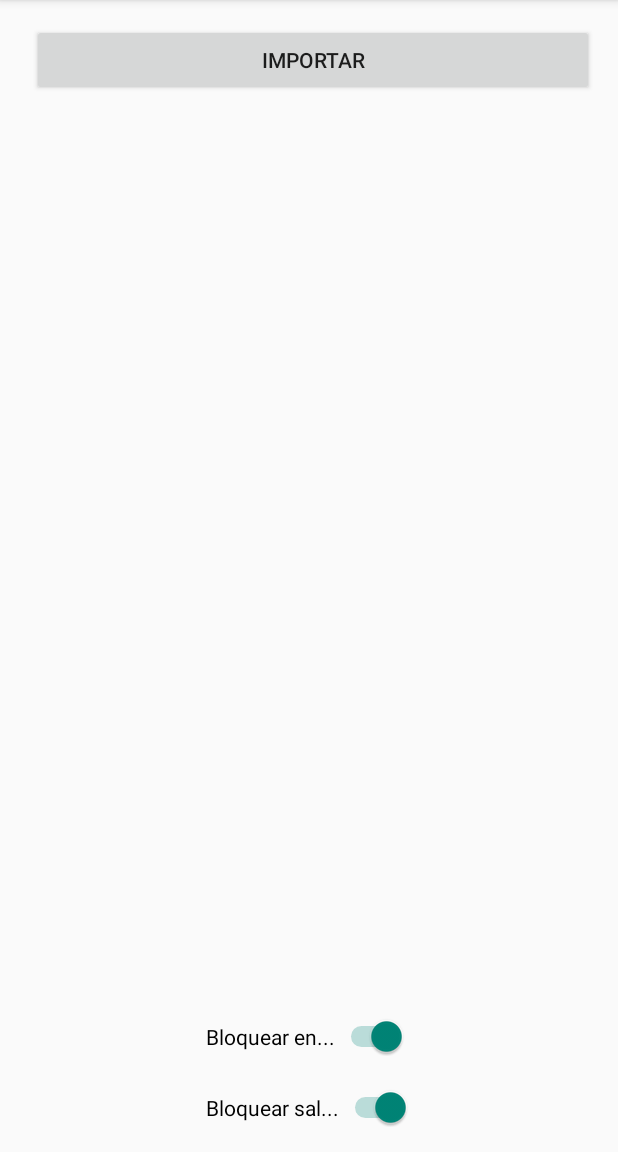
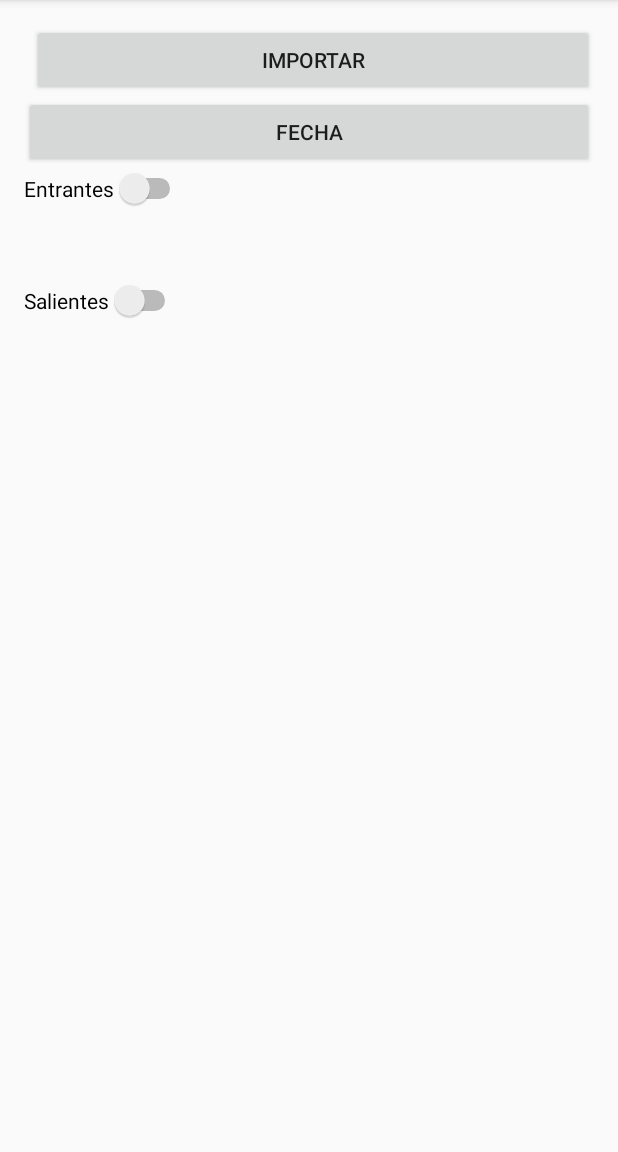
Before and after one commit to DiegoOcampo/MrBlockPI1, an Android app: the screen it shows after launch (MainActivity), on a phone screen of 412 x 824 dp, the part 84-1236 px from its top. Run offline under Robolectric (Android 15) with nearby library versions, the phone set to English and light mode, and no system bars.

```diff
--- a/Mr.Block/app/src/main/java/co/edu/eafit/mrblock/BlockOutgoingCallReceiver.java
+++ b/Mr.Block/app/src/main/java/co/edu/eafit/mrblock/Controladores/BlockOutgoingCallReceiver.java
@@ -1,4 +1,4 @@
-package co.edu.eafit.mrblock;
+package co.edu.eafit.mrblock.Controladores;
 
 import android.content.BroadcastReceiver;
 import android.content.Context;
--- a/Mr.Block/app/src/main/java/co/edu/eafit/mrblock/BlockcallReceiver.java
+++ b/Mr.Block/app/src/main/java/co/edu/eafit/mrblock/Controladores/BlockcallReceiver.java
@@ -1,4 +1,4 @@
-package co.edu.eafit.mrblock;
+package co.edu.eafit.mrblock.Controladores;
 
 /**
  * Created by juan on 13/09/15.
@@ -9,6 +9,9 @@ import android.content.Context;
 import android.content.Intent;
 import android.os.Bundle;
 import android.telephony.TelephonyManager;
+
+import co.edu.eafit.mrblock.Entidades.Contact;
+import co.edu.eafit.mrblock.SingletonContact;
 
 public class BlockcallReceiver extends BroadcastReceiver {
 
--- a/Mr.Block/app/src/main/java/co/edu/eafit/mrblock/MainActivity.java
+++ b/Mr.Block/app/src/main/java/co/edu/eafit/mrblock/Controladores/MainActivity.java
@@ -1,9 +1,19 @@
-package co.edu.eafit.mrblock;
+package co.edu.eafit.mrblock.Controladores;
 
+import android.app.AlarmManager;
+import android.app.Fragment;
+import android.app.FragmentManager;
+import android.app.PendingIntent;
+import android.app.TimePickerDialog;
+import android.content.ContentValues;
+import android.content.Context;
+import android.content.DialogInterface;
 import android.content.Intent;
 import android.database.Cursor;
 import android.net.Uri;
+import android.provider.CalendarContract;
 import android.provider.ContactsContract;
+import android.support.v4.widget.DrawerLayout;
 import android.support.v7.app.AppCompatActivity;
 import android.os.Bundle;
 import android.util.Log;
@@ -16,29 +26,74 @@ import android.widget.Button;
 import android.widget.CompoundButton;
 import android.widget.ListView;
 import android.widget.Switch;
+import android.widget.TextView;
+import android.widget.TimePicker;
 import android.widget.Toast;
 
 import java.util.ArrayList;
+import java.util.Calendar;
+import java.util.GregorianCalendar;
+
+import co.edu.eafit.mrblock.ContactDbHelper;
+import co.edu.eafit.mrblock.Entidades.Contact;
+import co.edu.eafit.mrblock.R;
+import co.edu.eafit.mrblock.SingletonContact;
 //parse
 //
 
 
 public class MainActivity extends AppCompatActivity {
-    ListView listView;
+    ListView listView, listDrawer;
     public static final int PICK_CONTACT    = 1;
     private Button btnContacts;
+    String [] items = {"Bloqueados S", "Bloqueados E"};
     public static ArrayList<String> Bloqueados= new ArrayList<String>();
-    ArrayAdapter<String> adapter;
+    ArrayAdapter<String> adapter, adapterItems;
     public static boolean check = false, check2=false;
-    //TextView textDetail;
+    ArrayList<String> contacts = new ArrayList<String>();
+    ContactDbHelper contactDbHelper;
+    private DrawerLayout mDrawerLayout;
+
+
+    Button buttonstartSetDialog;
+
+
+
+
     @Override
     protected void onCreate(Bundle savedInstanceState) {
         super.onCreate(savedInstanceState);
         setContentView(R.layout.activity_main);
+        listDrawer = (ListView) findViewById(R.id.left_drawer);
         listView = (ListView) findViewById(R.id.listView);
+        mDrawerLayout = (DrawerLayout) findViewById(R.id.drawer_layout);
+
+        contactDbHelper = new ContactDbHelper(getApplicationContext());
+        contacts = contactDbHelper.getAllContact();
+
+        adapterItems = new ArrayAdapter<String>(this,android.R.layout.simple_list_item_1,items);
         adapter = new ArrayAdapter<String>(this,android.R.layout.simple_list_item_1, Bloqueados);
+
         listView.setAdapter(adapter);
+        listDrawer.setAdapter(adapterItems);
+
+        listDrawer.setOnItemClickListener(new DrawerItemClickListener());
         btnContacts = (Button) findViewById(R.id.btn_contacts);
+
+
+
+        buttonstartSetDialog = (Button) findViewById(R.id.startAlaram);
+        buttonstartSetDialog.setOnClickListener(new View.OnClickListener() {
+            @Override
+            public void onClick(View v) {
+
+                Intent i = new Intent(getBaseContext(), Alarm.class);
+                startActivity(i);
+            }
+        });
+
+
+
         btnContacts.setOnClickListener(new View.OnClickListener() {
             @Override
             public void onClick(View arg0) {
@@ -54,7 +109,12 @@ public class MainActivity extends AppCompatActivity {
             public void onItemClick(AdapterView<?> parent, View view, int position, long id) {
                 Bloqueados.remove(position);
                 SingletonContact singletonContact = SingletonContact.getInstance();
+                Contact contact = singletonContact.getAtIndex(position);
+
+                contacts.remove(position);
+                contactDbHelper.delete(contact);
                 singletonContact.deleteContact(position);
+
                 adapter.notifyDataSetChanged();
             }
         });
@@ -94,13 +154,22 @@ public class MainActivity extends AppCompatActivity {
                     if (c != null && c.moveToFirst()) {
                         String name = c.getString(0);
                         String number = c.getString(1).replaceAll(" ", "");
-                        Contact contact = new Contact();
-                        contact.setName(name);
-                        contact.setNumber(number);
+                        Contact contact = new Contact(number,name);
+
+
+
+
+
+
                         SingletonContact sincontact = SingletonContact.getInstance();
                         sincontact.addContact(contact);
+
+                        contactDbHelper.addContact(contact);
+
+                        contacts.add(contact.getContact());
                         Bloqueados.add(contact.getContact());
                         adapter.notifyDataSetChanged();
+
                     }
                 } finally {
                     if (c != null) {
@@ -132,4 +201,24 @@ public class MainActivity extends AppCompatActivity {
         }
         return super.onOptionsItemSelected(item);
     }
+
+    public void selectItem(int position) {
+
+        listDrawer.setItemChecked(position, true);
+        if(items[position].equals(items[1])){
+            // user BoD suggests using Intent.ACTION_PICK instead of .ACTION_GET_CONTENT to avoid the chooser
+            Intent intent = new Intent(Intent.ACTION_GET_CONTENT);
+            // BoD con't: CONTENT_TYPE instead of CONTENT_ITEM_TYPE
+            intent.setType(ContactsContract.CommonDataKinds.Phone.CONTENT_ITEM_TYPE);
+            startActivityForResult(intent, 1);
+        }
+        mDrawerLayout.closeDrawer(listDrawer);
+    }
+    private class DrawerItemClickListener implements ListView.OnItemClickListener {
+        @Override
+        public void onItemClick(AdapterView parent, View view, int position, long id) {
+            selectItem(position);
+        }
+
+    }
 }
--- a/Mr.Block/app/src/main/java/co/edu/eafit/mrblock/SingletonContact.java
+++ b/Mr.Block/app/src/main/java/co/edu/eafit/mrblock/SingletonContact.java
@@ -1,6 +1,8 @@
 package co.edu.eafit.mrblock;
 
 import java.util.ArrayList;
+
+import co.edu.eafit.mrblock.Entidades.Contact;
 
 /**
  * Created by juan on 19/09/15.
--- a/Mr.Block/app/src/main/res/layout/activity_main.xml
+++ b/Mr.Block/app/src/main/res/layout/activity_main.xml
@@ -1,10 +1,17 @@
-<RelativeLayout xmlns:android="http://schemas.android.com/apk/res/android"
+<android.support.v4.widget.DrawerLayout
+    xmlns:android="http://schemas.android.com/apk/res/android"
+    android:id="@+id/drawer_layout"
+    android:layout_width="match_parent"
+    android:layout_height="match_parent">
+
+<LinearLayout xmlns:android="http://schemas.android.com/apk/res/android"
     xmlns:tools="http://schemas.android.com/tools" android:layout_width="match_parent"
     android:layout_height="match_parent" android:paddingLeft="@dimen/activity_horizontal_margin"
     android:paddingRight="@dimen/activity_horizontal_margin"
     android:paddingTop="@dimen/activity_vertical_margin"
     android:paddingBottom="@dimen/activity_vertical_margin" tools:context=".MainActivity"
-    android:id="@+id/text">
+    android:id="@+id/text"
+    android:orientation="vertical">
 
     <Button
         android:id="@+id/btn_contacts"
@@ -21,12 +28,23 @@
         android:layout_below="@+id/btn_contacts"
         android:layout_above="@+id/switch1" />
 
+    <Button
+        android:id="@+id/startAlaram"
+        android:layout_width="fill_parent"
+        android:layout_height="wrap_content"
+        android:text="Fecha"
+        android:layout_alignTop="@+id/listView"
+        android:layout_alignLeft="@+id/btn_contacts"
+        android:layout_alignStart="@+id/btn_contacts" />
+
+
+
     <Switch
         android:layout_width="wrap_content"
         android:layout_height="wrap_content"
-        android:text="Bloquear en..."
+        android:text="Entrantes"
         android:id="@+id/switch1"
-        android:checked="true"
+        android:checked="false"
         android:layout_alignParentBottom="true"
         android:layout_alignLeft="@+id/switch2"
         android:layout_alignStart="@+id/switch2"
@@ -34,9 +52,19 @@
     <Switch
         android:layout_width="wrap_content"
         android:layout_height="wrap_content"
-        android:text="Bloquear sal..."
+        android:text="Salientes"
         android:id="@+id/switch2"
-        android:checked="true"
+        android:checked="false"
         android:layout_alignParentBottom="true"
         android:layout_centerHorizontal="true" />
-</RelativeLayout>
+
+</LinearLayout>
+    <ListView android:id="@+id/left_drawer"
+        android:layout_width="240dp"
+        android:layout_height="match_parent"
+        android:layout_gravity="start"
+        android:choiceMode="singleChoice"
+        android:divider="@android:color/transparent"
+        android:dividerHeight="0dp"
+        android:background="#ee606060"/>
+</android.support.v4.widget.DrawerLayout>
--- a/Mr.Block/app/src/main/res/values/strings.xml
+++ b/Mr.Block/app/src/main/res/values/strings.xml
@@ -2,4 +2,6 @@
     <string name="app_name">Mr.Block</string>
     <string name="hello_world">Hello world!</string>
     <string name="action_settings">Bloqueo de usuarios</string>
+    <string name="drawer_open">Open</string>
+    <string name="drawer_close">Close</string>
 </resources>
```
Also changed, not shown: Mr.Block/app/src/main/AndroidManifest.xml (+5 -3 lines), Mr.Block/app/src/main/java/co/edu/eafit/mrblock/BlockContract.java (added, +18 -0 lines), Mr.Block/app/src/main/java/co/edu/eafit/mrblock/ContactDbHelper.java (added, +220 -0 lines), Mr.Block/app/src/main/java/co/edu/eafit/mrblock/Controladores/Alarm.java (added, +180 -0 lines), Mr.Block/app/src/main/java/co/edu/eafit/mrblock/Controladores/AlarmReceiver.java (added, +24 -0 lines), Mr.Block/app/src/main/java/co/edu/eafit/mrblock/Entidades/Contact.java (renamed from Mr.Block/app/src/main/java/co/edu/eafit/mrblock/Contact.java, +14 -1 lines), Mr.Block/app/src/main/res/layout/activity_alarm.xml (added, +31 -0 lines).
